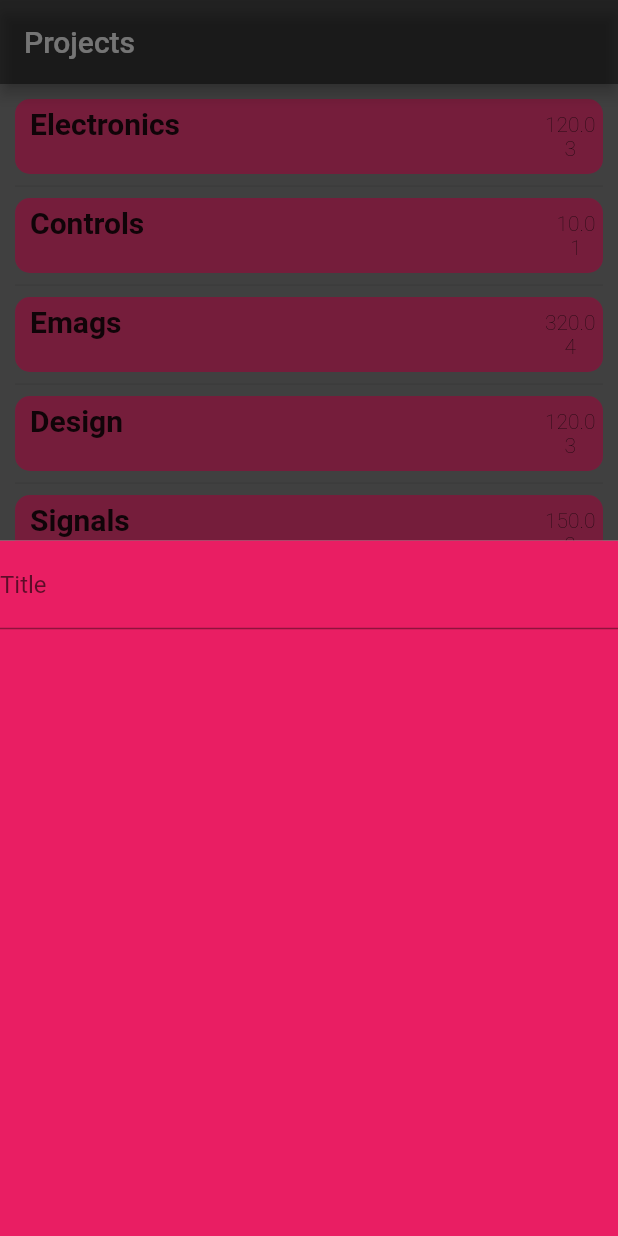
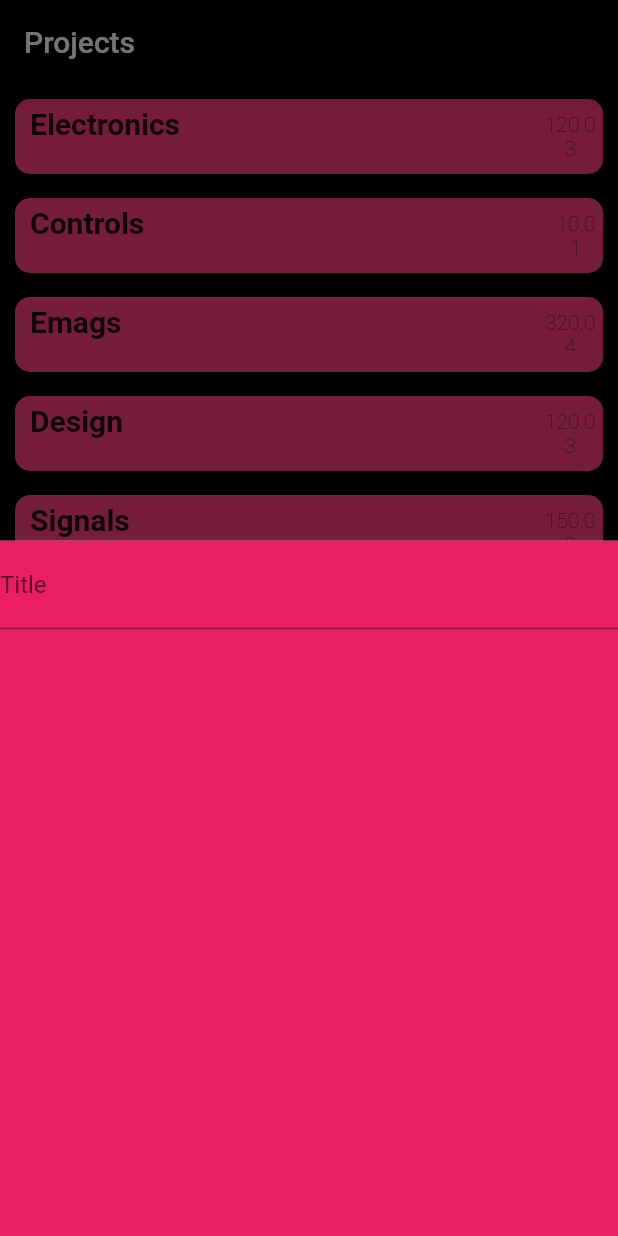
Before and after one commit to WaltDeyzel/Project-Time-Tracker, a Flutter app: the screen it shows after launch, after a tap on the "add" icon, on a phone screen of 412 x 824 dp. Run offline on Flutter 3.47's test engine with Material 2 defaults, Android fonts, the phone set to English and light mode, and no system bars.

```diff
--- a/lib/main.dart
+++ b/lib/main.dart
@@ -1,7 +1,7 @@
 import 'package:flutter/material.dart';
 import 'package:provider/provider.dart';
 
-import './models/projects.dart';
+import 'models/modules.dart';
 import 'screens/projects_screen.dart';
 import './screens/project_screen.dart';
 
@@ -18,7 +18,7 @@ class MyApp extends StatelessWidget {
       ],
       child: MaterialApp(
         theme: ThemeData(
-          backgroundColor: Colors.black45,
+          backgroundColor: Colors.black,
           primaryColor: Color.fromARGB(0xFF, 128, 14, 28),),
         title: "Title",
         home: ProjectsScreen(),
--- a/lib/models/project.dart
+++ b/lib/models/module.dart
@@ -1,12 +1,12 @@
 import 'package:flutter/material.dart';
 
-class Project with ChangeNotifier{
+class Module with ChangeNotifier{
   final String id;
   final String title;
   double time;
   int numberOfSubProjects;
 
-  Project({
+  Module({
     @required this.id,
     @required this.title,
     this.time = 0,
--- /dev/null
+++ b/lib/models/modules.dart
@@ -0,0 +1,27 @@
+import 'package:flutter/material.dart';
+
+import 'module.dart';
+
+class Projects with ChangeNotifier{
+  List<Module> _items = [
+    Module(id: 'a1', time: 120.0, title: "Electronics", numberOfSubProjects: 3),
+    Module(id: 'a2', time: 10.0, title: "Controls", numberOfSubProjects: 1),
+    Module(id: 'a3', time: 320.0, title: "Emags", numberOfSubProjects: 4),
+    Module(id: 'a4', time: 120.0, title: "Design", numberOfSubProjects: 3),
+    Module(id: 'a5', time: 150.0, title: "Signals", numberOfSubProjects: 2),
+  ];
+
+  List<Module> get items {
+    return [..._items]; //returns copy of _items into a new list
+  }
+
+  void addProject(Module add){
+    _items.add(add);
+    notifyListeners();
+  }
+
+  Module findProjectById(String projectId){
+    return _items.firstWhere((element) => element.id == projectId);
+  }
+
+}
--- a/lib/models/projects.dart
+++ /dev/null
@@ -1,23 +0,0 @@
-import 'package:flutter/material.dart';
-
-import './project.dart';
-
-class Projects with ChangeNotifier{
-  List<Project> _items = [
-    Project(id: 'a1', time: 120.0, title: "Electronics", numberOfSubProjects: 3),
-    Project(id: 'a2', time: 10.0, title: "Controls", numberOfSubProjects: 1),
-    Project(id: 'a3', time: 320.0, title: "Emags", numberOfSubProjects: 4),
-    Project(id: 'a4', time: 120.0, title: "Design", numberOfSubProjects: 3),
-    Project(id: 'a5', time: 150.0, title: "Signals", numberOfSubProjects: 2),
-  ];
-
-  List<Project> get items {
-    return [..._items]; //returns copy of _items into a new list
-  }
-
-  void addProject(Project add){
-    _items.add(add);
-    notifyListeners();
-  }
-
-}
--- a/lib/screens/projects_screen.dart
+++ b/lib/screens/projects_screen.dart
@@ -1,7 +1,7 @@
 import 'package:flutter/material.dart';
 import 'package:provider/provider.dart';
 import '../screens/project_screen.dart';
-import '../models/projects.dart';
+import '../models/modules.dart';
 import '../widgets/project_tile.dart';
 import '../widgets/add_project.dart';
 
--- a/lib/widgets/add_project.dart
+++ b/lib/widgets/add_project.dart
@@ -1,7 +1,7 @@
 import 'package:flutter/material.dart';
 import 'package:provider/provider.dart';
-import '../models/project.dart';
-import '../models/projects.dart' ;
+import '../models/module.dart';
+import '../models/modules.dart' ;
 
 class AddProject extends StatefulWidget {
   @override
@@ -9,7 +9,7 @@ class AddProject extends StatefulWidget {
 }
 
 class _AddProjectState extends State<AddProject> {
-  var _newProject = Project(id: '', title: '');
+  var _newProject = Module(id: '', title: '');
 
   final _form = GlobalKey<FormState>();
 
@@ -41,7 +41,7 @@ class _AddProjectState extends State<AddProject> {
                 return null;
               },
               onSaved: (newValue) {
-                _newProject = Project(id: 'A', title: newValue);
+                _newProject = Module(id: 'A', title: newValue);
               },
               onFieldSubmitted: (_) {
                 _saveForm(projects);
```
Also changed, not shown: lib/screens/project_screen.dart (+16 -2 lines).
